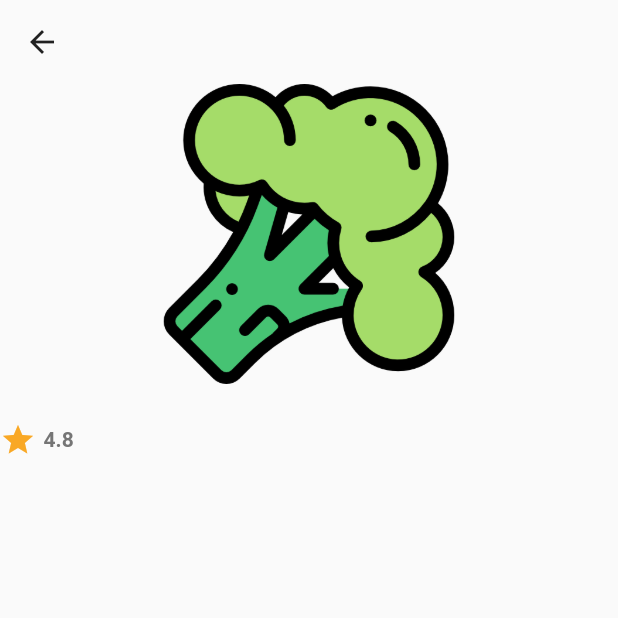
After one commit to Semiteagain/groceries, a Flutter app: the MenuPage screen opened by its route, after a tap on "Cauli Flower", on a phone screen of 412 x 824 dp, the top half of it. The commit adds this screen. Run offline on Flutter 3.47's test engine with Material 2 defaults, Android fonts, the phone set to English and light mode, and no system bars; our stand-ins replace google_fonts.

Commit message:
fruit details

```diff
--- /dev/null
+++ b/lib/pages/fruit_details_page.dart
@@ -0,0 +1,55 @@
+import 'package:flutter/material.dart';
+import 'package:groceries/models/fruits.dart';
+
+class FruitDetailsPage extends StatefulWidget {
+  final Fruit fruit;
+  const FruitDetailsPage({super.key, required this.fruit});
+
+  @override
+  State<FruitDetailsPage> createState() => _FruitDetailsPageState();
+}
+
+class _FruitDetailsPageState extends State<FruitDetailsPage> {
+  @override
+  Widget build(BuildContext context) {
+    return Scaffold(
+      appBar: AppBar(
+        backgroundColor: Colors.transparent,
+        elevation: 0,
+        foregroundColor: Colors.grey[900],
+      ),
+      body: Column(
+        children: [
+          Expanded(
+              child: ListView(
+            children: [
+              Image.asset(
+                widget.fruit.imgPath,
+                height: 200,
+              ),
+              const SizedBox(
+                height: 25,
+              ),
+              Row(
+                children: [
+                  Icon(
+                    Icons.star,
+                    color: Colors.yellow[800],
+                  ),
+                  const SizedBox(
+                    width: 5,
+                  ),
+                  Text(
+                    widget.fruit.rating,
+                    style: TextStyle(
+                        color: Colors.grey[600], fontWeight: FontWeight.bold),
+                  )
+                ],
+              )
+            ],
+          ))
+        ],
+      ),
+    );
+  }
+}
--- a/lib/pages/menu_page.dart
+++ b/lib/pages/menu_page.dart
@@ -4,6 +4,7 @@ import 'package:groceries/components/button.dart';
 import 'package:groceries/components/fruit_tile.dart';
 import 'package:groceries/constants/intro_page_constant.dart';
 import 'package:groceries/models/fruits.dart';
+import 'package:groceries/pages/fruit_details_page.dart';
 import 'package:groceries/theme/colors.dart';
 
 class MenuPage extends StatefulWidget {
@@ -37,6 +38,17 @@ class _MenuPageState extends State<MenuPage> {
         imgPath: 'lib/images/vegetable.png',
         rating: '4.7'),
   ];
+
+  void navigateToFruitDetails(int index) {
+    Navigator.push(
+      context,
+      MaterialPageRoute(
+        builder: (context) => FruitDetailsPage(
+          fruit: fruitMenu[index],
+        ),
+      ),
+    );
+  }
 
   @override
   Widget build(BuildContext context) {
@@ -131,6 +143,7 @@ class _MenuPageState extends State<MenuPage> {
               itemCount: fruitMenu.length,
               itemBuilder: (context, index) => FruitTile(
                 fruit: fruitMenu[index],
+                onTap: () => navigateToFruitDetails(index),
               ),
             ),
           ),
```
